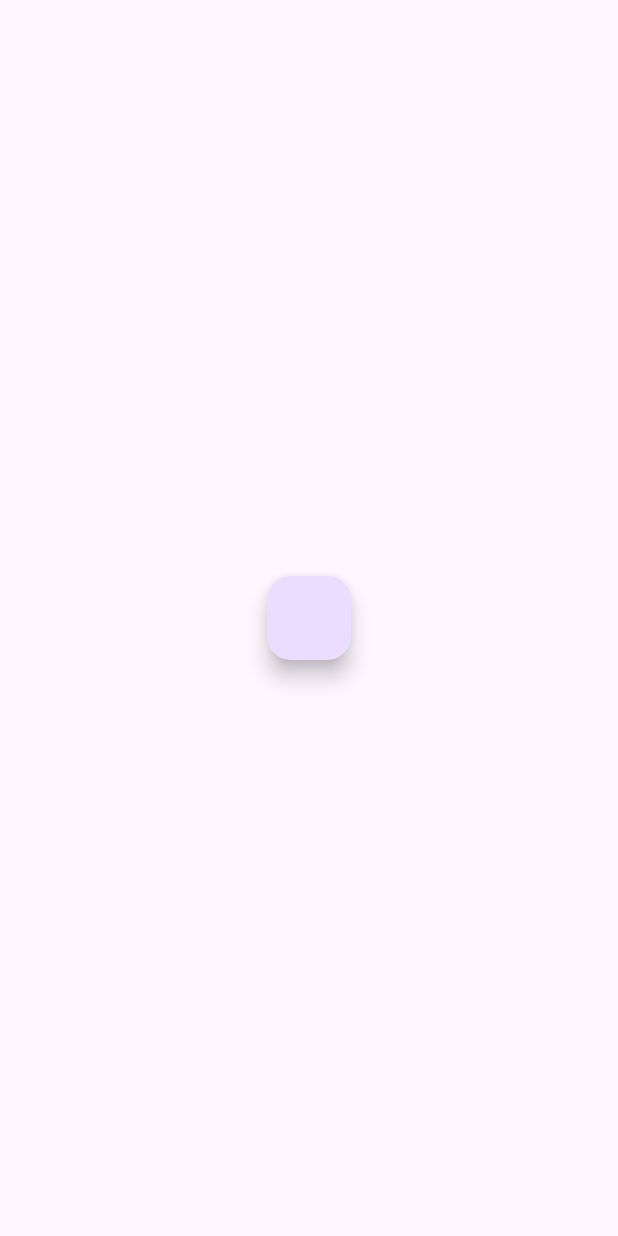
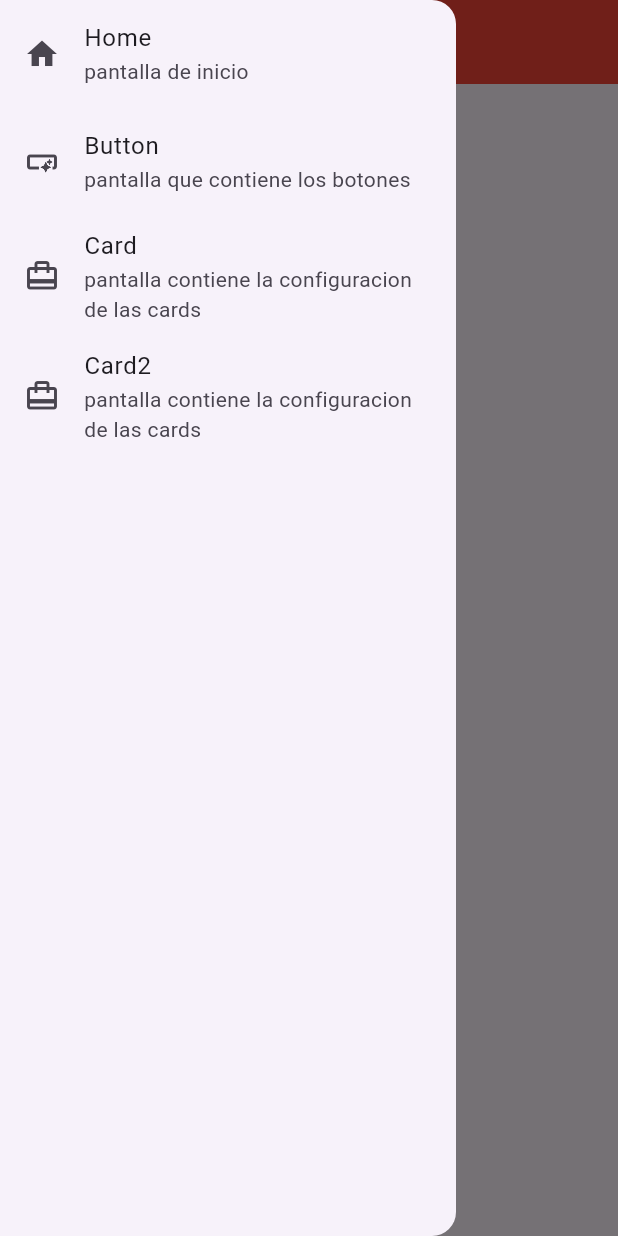
Before and after one commit to JesusEmilio16/uno, a Flutter app: the screen it shows after launch, with the side drawer open (before the commit the screen has no drawer), on a phone screen of 412 x 824 dp. Run offline on Flutter 3.47's test engine with Material 3 defaults, Android fonts, the phone set to English and light mode, and no system bars.

Commit message:
rutas en lista

```diff
--- /dev/null
+++ b/lib/config/router/app_router.dart
@@ -0,0 +1,17 @@
+import 'package:flutter/widgets.dart';
+
+class AppRouter {
+  final String patch;
+  final String title;
+  final String description;
+  final IconData icon;
+  final WidgetBuilder context;
+
+  const AppRouter(
+    {
+    required this.patch,
+    required this.title,
+    required this.description,
+    required this.icon,
+    required this.context,});
+}
--- a/lib/config/router/router.dart
+++ b/lib/config/router/router.dart
@@ -1,12 +1,38 @@
+import 'package:flutter/material.dart';
+import 'package:uno/config/router/app_router.dart';
 import 'package:uno/presentation/screens/screen.dart';
 
+class Routers {
+  static final List<AppRouter> pages = [
+    AppRouter(
+      patch: "/",
+      title: "Home",
+      description: "pantalla de inicio",
+      icon: Icons.home,
+      context: (context) => const HomeScreen(),
+    ),
+    AppRouter(
+      patch: "button",
+      title: "Button",
+      description: "pantalla que contiene los botones",
+      icon: Icons.smart_button,
+      context: (context) => const ButtonScreen(),
+    ),
+    AppRouter(
+      patch: "card",
+      title: "Card",
+      description: "pantalla contiene la configuracion de las cards",
+      icon: Icons.card_travel,
+      context: (context) => const CardScreen(),
+    ),
+    AppRouter(
+      patch: "card",
+      title: "Card2",
+      description: "pantalla contiene la configuracion de las cards",
+      icon: Icons.card_travel,
+      context: (context) => const CardScreen(),
+    ),
+  ];
 
-class Routers {
-  static route(){
-    return{
-      '/' : (context) => const HomeScreen(),
-      'button' : (context) => const ButtonScreen(),
-      'card' : (context) => const CardScreen()
-    };
-  }
+  static route() => {for (var page in pages) page.patch: page.context};
 }
--- a/lib/main.dart
+++ b/lib/main.dart
@@ -12,6 +12,7 @@ class MyApp extends StatelessWidget {
   @override
   Widget build(BuildContext context) {
     return MaterialApp(
+      debugShowCheckedModeBanner: false,
       initialRoute: '/',
       routes: Routers.route(),
 
--- a/lib/presentation/screens/home/home.dart
+++ b/lib/presentation/screens/home/home.dart
@@ -1,4 +1,5 @@
 import 'package:flutter/material.dart';
+import 'package:uno/config/router/router.dart';
 
 class HomeScreen extends StatelessWidget {
   const HomeScreen({super.key});
@@ -6,9 +7,34 @@ class HomeScreen extends StatelessWidget {
   @override
   Widget build(BuildContext context) {
     return Scaffold(
-      body: Center(child: FloatingActionButton(onPressed: (){
-        Navigator.pushNamed(context, 'button');
-      }),)
+      appBar: AppBar(
+        title: const Text('Home Screen'),
+        backgroundColor: Colors.red,
+      ),
+      body: Center(
+        child: FloatingActionButton(
+          onPressed: () {
+            Navigator.pushNamed(context, 'button');
+          },
+        ),
+      ),
+      drawer: Drawer(
+        child: ListView(
+          children: [
+            ...Routers.pages.map((res) {
+              return ListTile(
+                title: Text(res.title),
+                subtitle: Text(res.description),
+                onTap: (){
+                  Navigator.pushNamed(context, res.patch);
+                },
+                leading: Icon(res.icon),
+                );
+
+            }).toList(),
+          ],
+        ),
+      ),
     );
   }
 }
```
